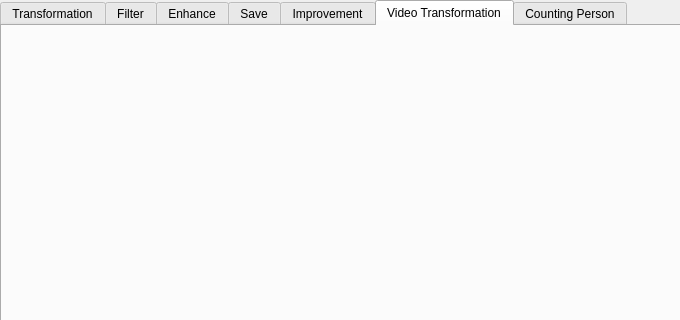
This is image_processing_app.ui in soyoung125/MultimediaProcessingTool as Qt 5 draws it before an edit; both pictures show x 0 to 680 and y 0 to 320 of the 887 by 633 pixel window. The edited form follows.
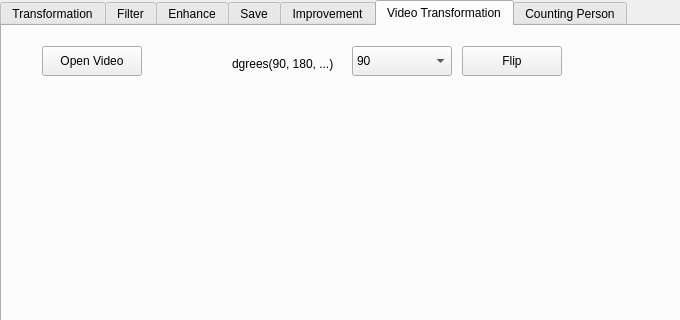
This is the edited form. The open tabs and pages were chosen to show the change.

Commit message: Video 구조 수정

What changed in the file:
```diff
--- a/image_processing_app.ui
+++ b/image_processing_app.ui
@@ -599,6 +599,70 @@
      <attribute name="title">
       <string>Video Transformation</string>
      </attribute>
+     <widget class="QPushButton" name="btnOpenVideo">
+      <property name="geometry">
+       <rect>
+        <x>40</x>
+        <y>20</y>
+        <width>100</width>
+        <height>30</height>
+       </rect>
+      </property>
+      <property name="text">
+       <string>Open Video</string>
+      </property>
+     </widget>
+     <widget class="QComboBox" name="comboBox">
+      <property name="geometry">
+       <rect>
+        <x>350</x>
+        <y>20</y>
+        <width>100</width>
+        <height>30</height>
+       </rect>
+      </property>
+      <item>
+       <property name="text">
+        <string>90</string>
+       </property>
+      </item>
+      <item>
+       <property name="text">
+        <string>180</string>
+       </property>
+      </item>
+      <item>
+       <property name="text">
+        <string>270</string>
+       </property>
+      </item>
+     </widget>
+     <widget class="QLabel" name="label_3">
+      <property name="geometry">
+       <rect>
+        <x>230</x>
+        <y>30</y>
+        <width>111</width>
+        <height>16</height>
+       </rect>
+      </property>
+      <property name="text">
+       <string>dgrees(90, 180, ...)</string>
+      </property>
+     </widget>
+     <widget class="QPushButton" name="btnVideoFlip">
+      <property name="geometry">
+       <rect>
+        <x>460</x>
+        <y>20</y>
+        <width>100</width>
+        <height>30</height>
+       </rect>
+      </property>
+      <property name="text">
+       <string>Flip</string>
+      </property>
+     </widget>
     </widget>
     <widget class="QWidget" name="tab_6">
      <attribute name="title">
```
Left out of the diff: 2 changed lines with no effect on the pictures.
